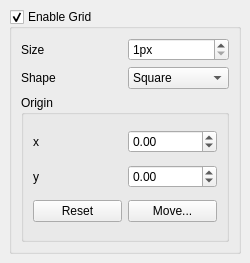
mbasaglia/Knotter, file src/dialogs/dock_grid.ui: the form before one commit.
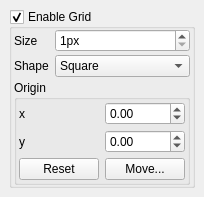
The form after the commit. Icons and pictures are not drawn.

Commit message: Style docks

What changed in the file:
```diff
--- a/src/dialogs/dock_grid.ui
+++ b/src/dialogs/dock_grid.ui
@@ -6,8 +6,8 @@
    <rect>
     <x>0</x>
     <y>0</y>
-    <width>250</width>
-    <height>263</height>
+    <width>204</width>
+    <height>197</height>
    </rect>
   </property>
   <property name="windowTitle">
@@ -23,8 +23,8 @@
     <rect>
      <x>9</x>
      <y>9</y>
-     <width>232</width>
-     <height>245</height>
+     <width>186</width>
+     <height>179</height>
     </rect>
    </property>
    <layout class="QGridLayout" name="gridLayout1">
@@ -37,8 +37,29 @@
        <bool>true</bool>
       </property>
       <layout class="QGridLayout" name="gridLayout_2">
+       <property name="leftMargin">
+        <number>2</number>
+       </property>
+       <property name="topMargin">
+        <number>0</number>
+       </property>
+       <property name="rightMargin">
+        <number>2</number>
+       </property>
+       <property name="bottomMargin">
+        <number>0</number>
+       </property>
+       <property name="verticalSpacing">
+        <number>3</number>
+       </property>
        <item row="0" column="0">
         <widget class="QLabel" name="label">
+         <property name="sizePolicy">
+          <sizepolicy hsizetype="Fixed" vsizetype="Preferred">
+           <horstretch>0</horstretch>
+           <verstretch>0</verstretch>
+          </sizepolicy>
+         </property>
          <property name="text">
           <string>Size</string>
          </property>
@@ -104,8 +125,29 @@
           <string>Origin</string>
          </property>
          <layout class="QGridLayout" name="gridLayout">
+          <property name="leftMargin">
+           <number>2</number>
+          </property>
+          <property name="topMargin">
+           <number>0</number>
+          </property>
+          <property name="rightMargin">
+           <number>2</number>
+          </property>
+          <property name="bottomMargin">
+           <number>0</number>
+          </property>
+          <property name="verticalSpacing">
+           <number>3</number>
+          </property>
           <item row="0" column="0">
            <widget class="QLabel" name="label_3">
+            <property name="sizePolicy">
+             <sizepolicy hsizetype="Fixed" vsizetype="Preferred">
+              <horstretch>0</horstretch>
+              <verstretch>0</verstretch>
+             </sizepolicy>
+            </property>
             <property name="text">
              <string>x</string>
             </property>
```
Left out of the diff: 12 changed lines with no effect on the pictures. The commit also changes 7 other files.
